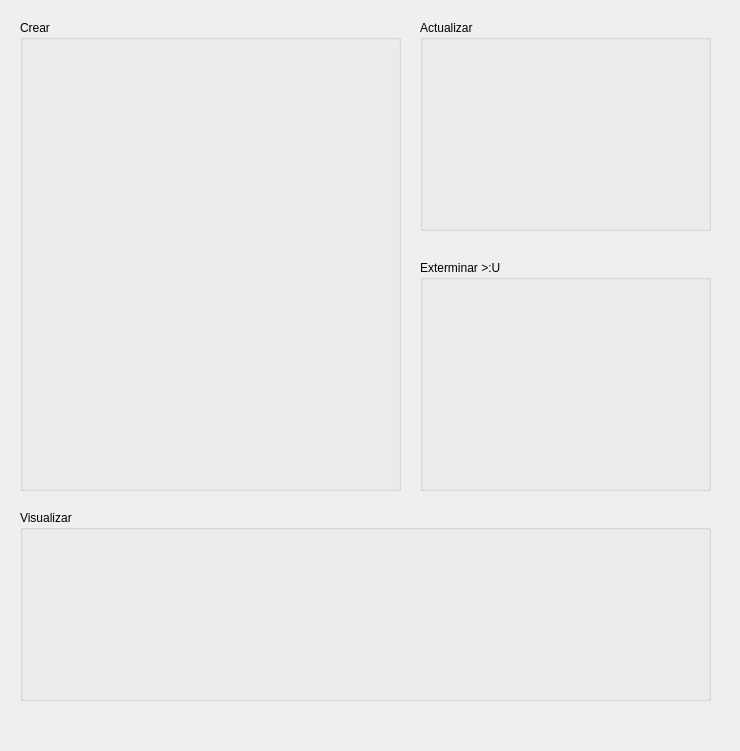
jairoaguilarts/Desktop-App-Proyect, file productoscrud.ui: the form before one commit.
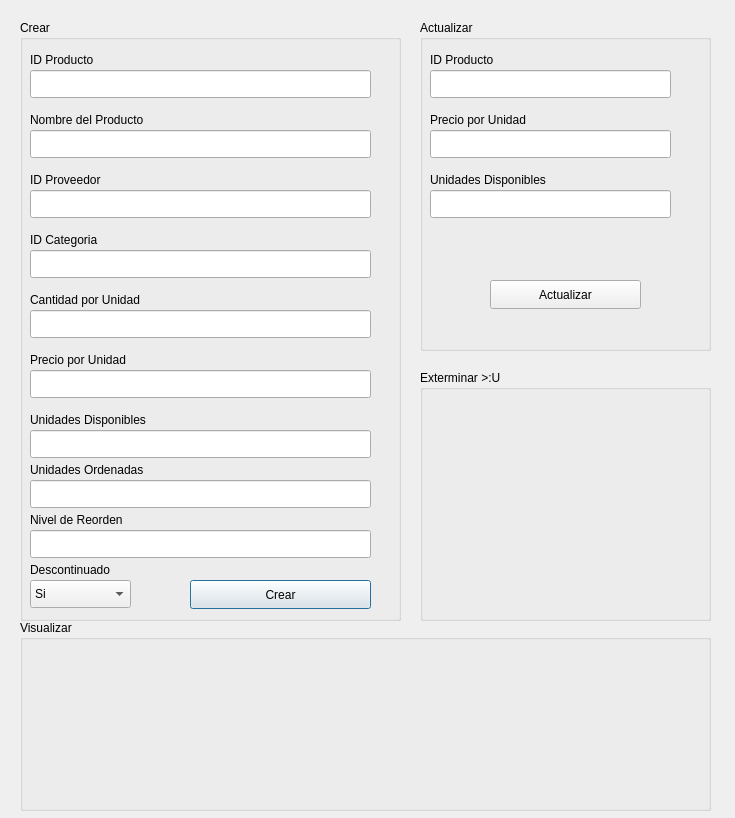
The form after the commit.

Commit message: Adicion de Create y Update del CRUD para productos :P

What changed in the file:
```diff
--- a/productoscrud.ui
+++ b/productoscrud.ui
@@ -6,8 +6,8 @@
    <rect>
     <x>0</x>
     <y>0</y>
-    <width>740</width>
-    <height>751</height>
+    <width>735</width>
+    <height>818</height>
    </rect>
   </property>
   <property name="windowTitle">
@@ -19,12 +19,265 @@
      <x>20</x>
      <y>20</y>
      <width>381</width>
-     <height>471</height>
+     <height>601</height>
     </rect>
    </property>
    <property name="title">
     <string>Crear</string>
    </property>
+   <widget class="QLabel" name="label">
+    <property name="geometry">
+     <rect>
+      <x>10</x>
+      <y>30</y>
+      <width>111</width>
+      <height>20</height>
+     </rect>
+    </property>
+    <property name="text">
+     <string>ID Producto</string>
+    </property>
+   </widget>
+   <widget class="QLineEdit" name="LE_C_ID">
+    <property name="geometry">
+     <rect>
+      <x>10</x>
+      <y>50</y>
+      <width>341</width>
+      <height>28</height>
+     </rect>
+    </property>
+   </widget>
+   <widget class="QLabel" name="label_2">
+    <property name="geometry">
+     <rect>
+      <x>10</x>
+      <y>90</y>
+      <width>151</width>
+      <height>20</height>
+     </rect>
+    </property>
+    <property name="text">
+     <string>Nombre del Producto</string>
+    </property>
+   </widget>
+   <widget class="QLineEdit" name="LE_C_Nom">
+    <property name="geometry">
+     <rect>
+      <x>10</x>
+      <y>110</y>
+      <width>341</width>
+      <height>28</height>
+     </rect>
+    </property>
+   </widget>
+   <widget class="QLabel" name="label_3">
+    <property name="geometry">
+     <rect>
+      <x>10</x>
+      <y>150</y>
+      <width>101</width>
+      <height>20</height>
+     </rect>
+    </property>
+    <property name="text">
+     <string>ID Proveedor</string>
+    </property>
+   </widget>
+   <widget class="QLineEdit" name="LE_C_IDSupp">
+    <property name="geometry">
+     <rect>
+      <x>10</x>
+      <y>170</y>
+      <width>341</width>
+      <height>28</height>
+     </rect>
+    </property>
+   </widget>
+   <widget class="QLabel" name="label_4">
+    <property name="geometry">
+     <rect>
+      <x>10</x>
+      <y>210</y>
+      <width>91</width>
+      <height>20</height>
+     </rect>
+    </property>
+    <property name="text">
+     <string>ID Categoria</string>
+    </property>
+   </widget>
+   <widget class="QLineEdit" name="LE_C_IDCat">
+    <property name="geometry">
+     <rect>
+      <x>10</x>
+      <y>230</y>
+      <width>341</width>
+      <height>28</height>
+     </rect>
+    </property>
+   </widget>
+   <widget class="QLabel" name="label_5">
+    <property name="geometry">
+     <rect>
+      <x>10</x>
+      <y>270</y>
+      <width>151</width>
+      <height>20</height>
+     </rect>
+    </property>
+    <property name="text">
+     <string>Cantidad por Unidad</string>
+    </property>
+   </widget>
+   <widget class="QLineEdit" name="LE_C_CantxUnd">
+    <property name="geometry">
+     <rect>
+      <x>10</x>
+      <y>290</y>
+      <width>341</width>
+      <height>28</height>
+     </rect>
+    </property>
+   </widget>
+   <widget class="QLabel" name="label_6">
+    <property name="geometry">
+     <rect>
+      <x>10</x>
+      <y>330</y>
+      <width>121</width>
+      <height>20</height>
+     </rect>
+    </property>
+    <property name="text">
+     <string>Precio por Unidad</string>
+    </property>
+   </widget>
+   <widget class="QLineEdit" name="LE_C_PrexUnd">
+    <property name="geometry">
+     <rect>
+      <x>10</x>
+      <y>350</y>
+      <width>341</width>
+      <height>28</height>
+     </rect>
+    </property>
+   </widget>
+   <widget class="QLabel" name="label_7">
+    <property name="geometry">
+     <rect>
+      <x>10</x>
+      <y>390</y>
+      <width>151</width>
+      <height>20</height>
+     </rect>
+    </property>
+    <property name="text">
+     <string>Unidades Disponibles</string>
+    </property>
+   </widget>
+   <widget class="QLineEdit" name="LE_C_UndDis">
+    <property name="geometry">
+     <rect>
+      <x>10</x>
+      <y>410</y>
+      <width>341</width>
+      <height>28</height>
+     </rect>
+    </property>
+   </widget>
+   <widget class="QLabel" name="label_8">
+    <property name="geometry">
+     <rect>
+      <x>10</x>
+      <y>490</y>
+      <width>121</width>
+      <height>20</height>
+     </rect>
+    </property>
+    <property name="text">
+     <string>Nivel de Reorden</string>
+    </property>
+   </widget>
+   <widget class="QLineEdit" name="LE_C_NivRe">
+    <property name="geometry">
+     <rect>
+      <x>10</x>
+      <y>510</y>
+      <width>341</width>
+      <height>28</height>
+     </rect>
+    </property>
+   </widget>
+   <widget class="QLabel" name="label_9">
+    <property name="geometry">
+     <rect>
+      <x>10</x>
+      <y>540</y>
+      <width>101</width>
+      <height>20</height>
+     </rect>
+    </property>
+    <property name="text">
+     <string>Descontinuado</string>
+    </property>
+   </widget>
+   <widget class="QComboBox" name="CB_C_Desc">
+    <property name="geometry">
+     <rect>
+      <x>10</x>
+      <y>560</y>
+      <width>101</width>
+      <height>28</height>
+     </rect>
+    </property>
+    <item>
+     <property name="text">
+      <string>Si</string>
+     </property>
+    </item>
+    <item>
+     <property name="text">
+      <string>No</string>
+     </property>
+    </item>
+   </widget>
+   <widget class="QPushButton" name="PB_CrearProd">
+    <property name="geometry">
+     <rect>
+      <x>170</x>
+      <y>560</y>
+      <width>181</width>
+      <height>29</height>
+     </rect>
+    </property>
+    <property name="text">
+     <string>Crear</string>
+    </property>
+   </widget>
+   <widget class="QLabel" name="label_13">
+    <property name="geometry">
+     <rect>
+      <x>10</x>
+      <y>440</y>
+      <width>151</width>
+      <height>20</height>
+     </rect>
+    </property>
+    <property name="text">
+     <string>Unidades Ordenadas</string>
+    </property>
+   </widget>
+   <widget class="QLineEdit" name="LE_C_UndOrdenadas">
+    <property name="geometry">
+     <rect>
+      <x>10</x>
+      <y>460</y>
+      <width>341</width>
+      <height>28</height>
+     </rect>
+    </property>
+   </widget>
   </widget>
   <widget class="QGroupBox" name="groupBox_2">
    <property name="geometry">
@@ -32,20 +285,102 @@
      <x>420</x>
      <y>20</y>
      <width>291</width>
-     <height>211</height>
+     <height>331</height>
     </rect>
    </property>
    <property name="title">
     <string>Actualizar</string>
    </property>
+   <widget class="QLabel" name="label_10">
+    <property name="geometry">
+     <rect>
+      <x>10</x>
+      <y>30</y>
+      <width>91</width>
+      <height>20</height>
+     </rect>
+    </property>
+    <property name="text">
+     <string>ID Producto</string>
+    </property>
+   </widget>
+   <widget class="QLineEdit" name="A_LE_ID">
+    <property name="geometry">
+     <rect>
+      <x>10</x>
+      <y>50</y>
+      <width>241</width>
+      <height>28</height>
+     </rect>
+    </property>
+   </widget>
+   <widget class="QLabel" name="label_11">
+    <property name="geometry">
+     <rect>
+      <x>10</x>
+      <y>90</y>
+      <width>121</width>
+      <height>20</height>
+     </rect>
+    </property>
+    <property name="text">
+     <string>Precio por Unidad</string>
+    </property>
+   </widget>
+   <widget class="QLineEdit" name="A_LE_PrexUnd">
+    <property name="geometry">
+     <rect>
+      <x>10</x>
+      <y>110</y>
+      <width>241</width>
+      <height>28</height>
+     </rect>
+    </property>
+   </widget>
+   <widget class="QLabel" name="label_12">
+    <property name="geometry">
+     <rect>
+      <x>10</x>
+      <y>150</y>
+      <width>151</width>
+      <height>20</height>
+     </rect>
+    </property>
+    <property name="text">
+     <string>Unidades Disponibles</string>
+    </property>
+   </widget>
+   <widget class="QLineEdit" name="A_LE_UndDis">
+    <property name="geometry">
+     <rect>
+      <x>10</x>
+      <y>170</y>
+      <width>241</width>
+      <height>28</height>
+     </rect>
+    </property>
+   </widget>
+   <widget class="QPushButton" name="A_PB_Actualizar">
+    <property name="geometry">
+     <rect>
+      <x>70</x>
+      <y>260</y>
+      <width>151</width>
+      <height>29</height>
+     </rect>
+    </property>
+    <property name="text">
+     <string>Actualizar</string>
+    </property>
+   </widget>
   </widget>
   <widget class="QGroupBox" name="groupBox_3">
    <property name="geometry">
     <rect>
      <x>420</x>
-     <y>260</y>
+     <y>370</y>
      <width>291</width>
-     <height>231</height>
+     <height>251</height>
     </rect>
    </property>
    <property name="title">
@@ -56,7 +391,7 @@
    <property name="geometry">
     <rect>
      <x>20</x>
-     <y>510</y>
+     <y>620</y>
      <width>691</width>
      <height>191</height>
     </rect>
```
The commit also changes 5 other files.
